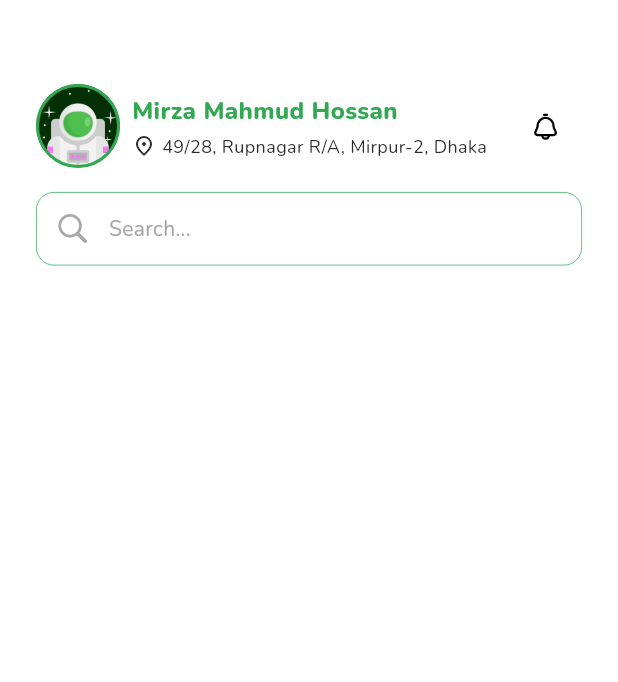
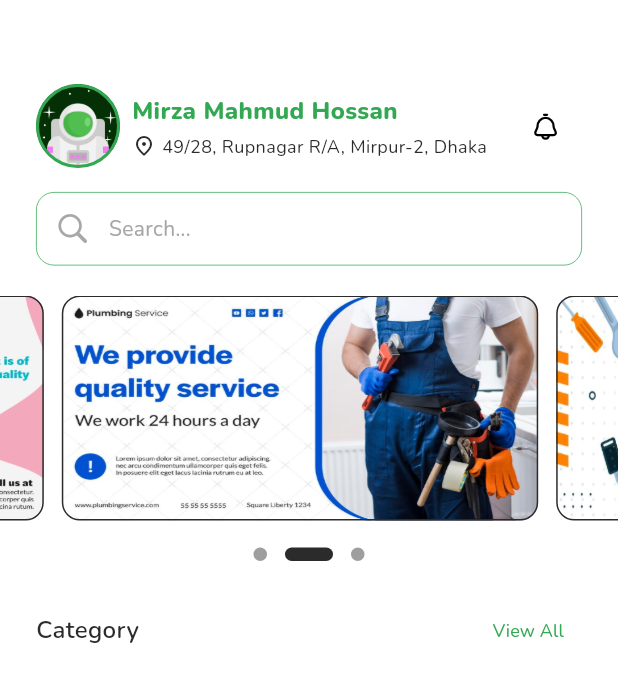
Before and after one commit to AppSync-Studio/worker_bridge, a Flutter app: the HomeScreen screen opened by its route, on a phone screen of 412 x 824 dp. Shown: the top 682 px of the screen. Run offline on Flutter 3.47's test engine with Material 3 defaults, Android fonts, the light colour scheme and no system bars; drawn by our look-alikes of carousel_slider, dots_indicator; our stand-ins replace flutter_svg, gap, get, google_fonts, smooth_page_indicator.

Commit message:
feat(home screen): banner_section_design_done

```diff
--- a/lib/utils/app_utils/app_image/app_image.dart
+++ b/lib/utils/app_utils/app_image/app_image.dart
@@ -7,5 +7,9 @@ class AppImage{
   static const String secondOnboardImage = "assets/images/second_onboard.jpg";
   static const String thirdOnboardImage = "assets/images/third_onboard.jpg";
 
+  static const String firstBannerImage = "assets/images/first_banner.png";
+  static const String secondBannerImage = "assets/images/second_banner.png";
+  static const String thirdBannerImage = "assets/images/third_banner.png";
+
   static const String profileAvatarImage = "assets/images/avatar.png";
 }
--- a/lib/view/screens/home/home_controller.dart
+++ b/lib/view/screens/home/home_controller.dart
@@ -1,6 +1,25 @@
+import 'package:carousel_slider/carousel_controller.dart';
 import 'package:get/get.dart';
+import 'package:worker_bridge/utils/app_utils/app_image/app_image.dart';
+import 'package:worker_bridge/view/screens/home/home_model.dart';
 
 class HomeController extends GetxController{
 
   HomeController();
+
+  final CarouselController carouselController = CarouselController();
+  int currentIndex = 1;
+
+  HomeModel homeModel = HomeModel();
+
+  List<ServiceBanner> serviceBannerList = [
+    ServiceBanner(imageSrc: AppImage.firstBannerImage),
+    ServiceBanner(imageSrc: AppImage.secondBannerImage),
+    ServiceBanner(imageSrc: AppImage.thirdBannerImage),
+  ];
+
+  void setCurrentIndex(int index) {
+    currentIndex = index;
+    update();
+  }
 }
--- /dev/null
+++ b/lib/view/screens/home/home_model.dart
@@ -0,0 +1,21 @@
+class HomeModel{
+
+  List<ServiceBanner>? serviceBanner;
+  List<Category>? category;
+
+  HomeModel({this.serviceBanner, this.category});
+}
+
+class ServiceBanner{
+  String? imageSrc;
+
+  ServiceBanner({this.imageSrc});
+}
+
+class Category{
+
+  String? imageSrc;
+  String? title;
+
+  Category({this.imageSrc, this.title});
+}
--- a/lib/view/screens/home/home_screen.dart
+++ b/lib/view/screens/home/home_screen.dart
@@ -3,6 +3,8 @@ import 'package:gap/gap.dart';
 import 'package:get/get.dart';
 import 'package:worker_bridge/utils/app_utils/color/app_colors.dart';
 import 'package:worker_bridge/view/screens/home/home_controller.dart';
+import 'package:worker_bridge/view/screens/home/inner_widget/home_banner_section.dart';
+import 'package:worker_bridge/view/screens/home/inner_widget/home_category_section.dart';
 import 'package:worker_bridge/view/screens/home/inner_widget/home_top_section.dart';
 
 class HomeScreen extends StatefulWidget {
@@ -34,7 +36,20 @@ class _HomeScreenState extends State<HomeScreen> {
               children: [
                 // top section
                 HomeTopSection(homeController: controller),
-                const Gap(16),
+                SingleChildScrollView(
+                  physics: const BouncingScrollPhysics(),
+                  padding: const EdgeInsetsDirectional.only(bottom: 20, top: 20),
+                  child: Column(
+                    crossAxisAlignment: CrossAxisAlignment.start,
+                    children: [
+                      // banner section
+                      HomeBannerSection(homeController: controller),
+                      const Gap(16),
+                      // category section
+                      HomeCategorySection(homeController: controller)
+                    ],
+                  ),
+                )
               ],
             ),
           );
--- /dev/null
+++ b/lib/view/screens/home/inner_widget/home_banner_section.dart
@@ -0,0 +1,50 @@
+import 'package:carousel_slider/carousel_slider.dart';
+import 'package:dots_indicator/dots_indicator.dart';
+import 'package:flutter/material.dart';
+import 'package:gap/gap.dart';
+import 'package:worker_bridge/utils/app_utils/color/app_colors.dart';
+import 'package:worker_bridge/view/screens/home/home_controller.dart';
+
+class HomeBannerSection extends StatelessWidget {
+
+  final HomeController homeController;
+  const HomeBannerSection({required this.homeController, super.key});
+
+  @override
+  Widget build(BuildContext context) {
+
+    return Column(
+      children: [
+        CarouselSlider.builder(
+          carouselController: homeController.carouselController,
+          itemCount: homeController.serviceBannerList.length,
+          itemBuilder: (context, index, pageIndex) => Container(
+            width: MediaQuery.of(context).size.width,
+            margin: const EdgeInsetsDirectional.only(end: 12),
+            decoration: BoxDecoration(
+              border: Border.all(color: AppColors.colorBlack, width: 1),
+              borderRadius: BorderRadius.circular(12),
+              image: DecorationImage(image: AssetImage(homeController.serviceBannerList[index].imageSrc!), fit: BoxFit.fill),
+            ),
+          ),
+          options: CarouselOptions(
+            height: 150,
+            autoPlay: true,
+            onPageChanged: (val, _) => homeController..carouselController.jumpToPage(val)..setCurrentIndex(val)
+          )
+        ),
+        const Gap(12),
+        DotsIndicator(
+          dotsCount: homeController.serviceBannerList.length,
+          position: homeController.currentIndex,
+          decorator: DotsDecorator(
+            activeColor: AppColors.colorBlack,
+            size: const Size.square(9.0),
+            activeSize: const Size(32.0, 9.0),
+            activeShape: RoundedRectangleBorder(borderRadius: BorderRadius.circular(5.0)),
+          ),
+        )
+      ],
+    );
+  }
+}
--- /dev/null
+++ b/lib/view/screens/home/inner_widget/home_category_section.dart
@@ -0,0 +1,40 @@
+import 'package:flutter/material.dart';
+import 'package:google_fonts/google_fonts.dart';
+import 'package:worker_bridge/utils/app_utils/color/app_colors.dart';
+import 'package:worker_bridge/view/screens/home/home_controller.dart';
+
+class HomeCategorySection extends StatelessWidget {
+
+  final HomeController homeController;
+  const HomeCategorySection({required this.homeController, super.key});
+
+  @override
+  Widget build(BuildContext context) {
+
+    return Padding(
+      padding: const EdgeInsetsDirectional.symmetric(horizontal: 24),
+      child: Column(
+        crossAxisAlignment: CrossAxisAlignment.start,
+        children: [
+          Row(
+            mainAxisAlignment: MainAxisAlignment.spaceBetween,
+            children: [
+              Text(
+                "Category",
+                style: GoogleFonts.nunito(color: AppColors.colorBlack, fontSize: 16, fontWeight: FontWeight.w600)
+              ),
+              TextButton(
+                onPressed: (){},
+                child: Text(
+                  "View All",
+                  textAlign: TextAlign.center,
+                  style: GoogleFonts.nunito(color: AppColors.primaryColor, fontSize: 12, fontWeight: FontWeight.w400),
+                )
+              )
+            ],
+          )
+        ],
+      ),
+    );
+  }
+}
--- a/pubspec.yaml
+++ b/pubspec.yaml
@@ -40,6 +40,8 @@ dependencies:
   google_fonts:
   smooth_page_indicator:
   flutter_svg:
+  carousel_slider:
+  dots_indicator:
 
 dev_dependencies:
   flutter_test:
```
Also changed, not shown: assets/images/first_banner.png (added), assets/images/second_banner.png (added), assets/images/third_banner.png (added), pubspec.lock.
